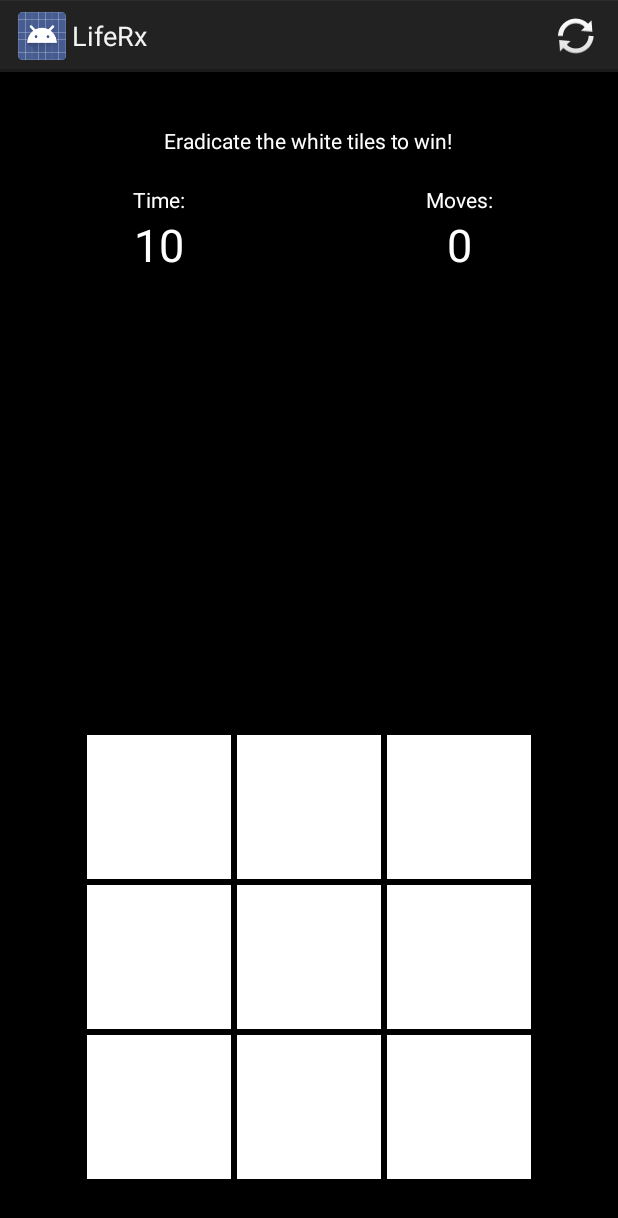
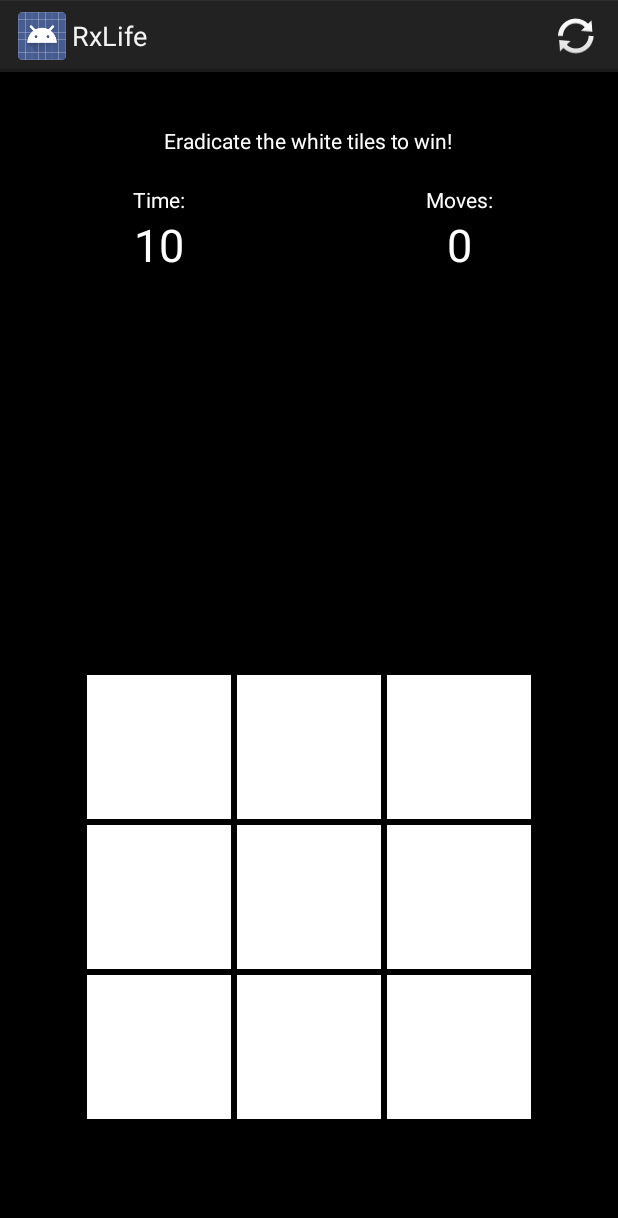
Before and after one commit to matthew-compton/LifeRx, an Android app: the screen it shows after launch (LifeActivity), on a phone screen of 412 x 824 dp. Shown: the top 1218 px of the screen. Run offline under Robolectric (Android 15) with nearby library versions, the phone set to English and light mode, and no system bars; our stand-ins replace ButterKnife; libraries missing offline, so code that uses them is left out: rx.functions, rx.subjects; 2 statements that could not run were skipped.

Commit message:
Rename of app and fixed padding

```diff
--- a/app/src/main/res/layout/fragment_life.xml
+++ b/app/src/main/res/layout/fragment_life.xml
@@ -104,7 +104,7 @@
         android:layout_width="@dimen/grid_size"
         android:layout_height="@dimen/grid_size"
         android:layout_gravity="center_horizontal|bottom"
-        android:layout_marginBottom="@dimen/padding">
+        android:layout_marginBottom="@dimen/padding_heavy">
 
         <TableRow android:layout_weight="1">
 
--- a/app/src/main/res/values/dimens.xml
+++ b/app/src/main/res/values/dimens.xml
@@ -8,6 +8,7 @@
 
     <!-- Padding and margin sizes -->
     <dimen name="padding">20dp</dimen>
+    <dimen name="padding_heavy">60dp</dimen>
 
     <!-- Default screen margins, per the Android Design guidelines. -->
     <dimen name="activity_horizontal_margin">16dp</dimen>
--- a/app/src/main/res/values/strings.xml
+++ b/app/src/main/res/values/strings.xml
@@ -1,7 +1,7 @@
 <?xml version="1.0" encoding="utf-8"?>
 <resources>
 
-    <string name="app_name">LifeRx</string>
+    <string name="app_name">RxLife</string>
     <string name="app_description">Eradicate the white tiles to win!</string>
 
     <string name="time">Time:</string>
```
